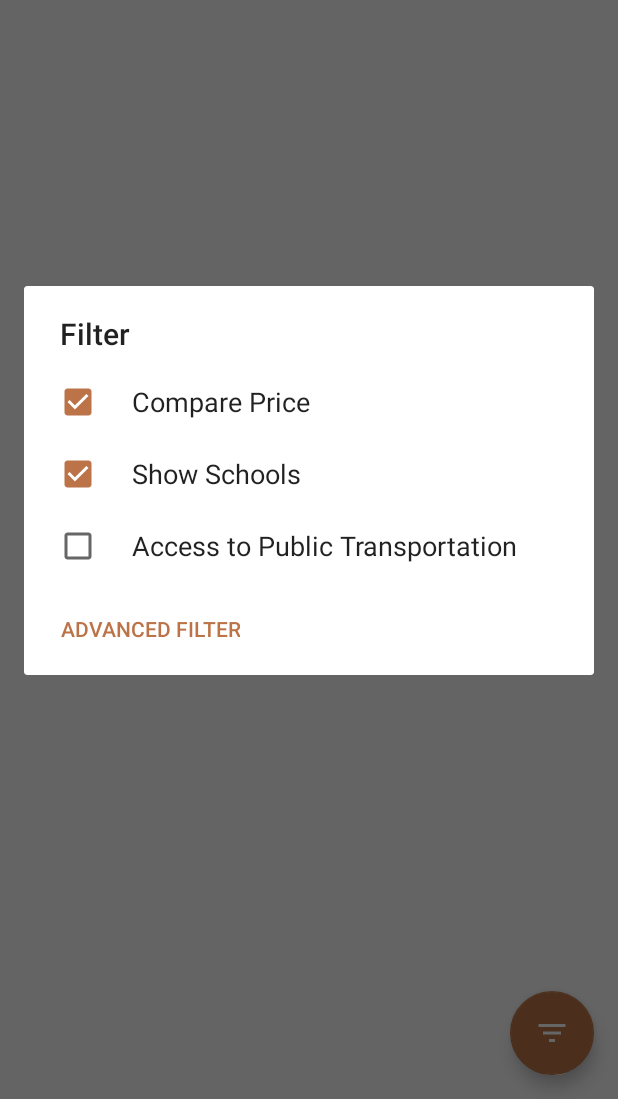
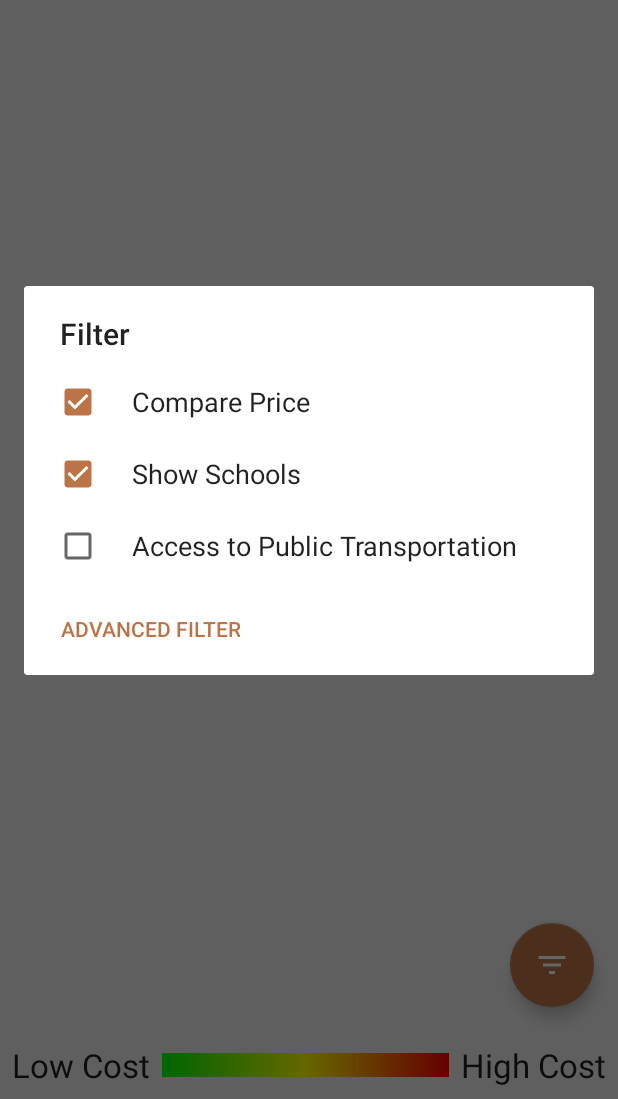
Before and after one commit to gipritchard/CLTHackathon2018, an Android app: the screen it shows after launch (HeatMapActivity), after a tap on an icon or button, on a phone screen of 412 x 824 dp, the part 137-1236 px from its top. Run offline under Robolectric (Android 15) with nearby library versions, the light colour scheme and no system bars; our stand-ins replace ButterKnife; libraries missing offline, so code that uses them is left out: com.crashlytics.android, com.facebook.stetho, com.google.maps.android, io.fabric.sdk, io.realm; 5 statements that could not run were skipped.

Commit message:
heatmap bottom legend

```diff
--- /dev/null
+++ b/app/src/main/res/drawable/gradient.xml
@@ -0,0 +1,11 @@
+<?xml version="1.0" encoding="utf-8"?>
+<shape xmlns:android="http://schemas.android.com/apk/res/android">
+    <gradient
+        android:angle="0"
+        android:startColor="#0f0"
+        android:centerColor="#ff0"
+        android:endColor="#f00" />
+
+    <size android:height="16dp" />
+
+</shape>
--- a/app/src/main/res/layout/activity_heatmap.xml
+++ b/app/src/main/res/layout/activity_heatmap.xml
@@ -3,6 +3,7 @@
     xmlns:android="http://schemas.android.com/apk/res/android"
     xmlns:app="http://schemas.android.com/apk/res-auto"
     xmlns:tools="http://schemas.android.com/tools"
+    android:background="#efefef"
     android:layout_width="match_parent"
     android:layout_height="match_parent">
 
@@ -14,7 +15,8 @@
         app:layout_constraintTop_toTopOf="parent"
         app:layout_constraintLeft_toLeftOf="parent"
         app:layout_constraintRight_toRightOf="parent"
-        app:layout_constraintBottom_toBottomOf="parent"
+        app:layout_constraintBottom_toTopOf="@+id/legendTitle"
+        app:layout_constraintVertical_chainStyle="spread_inside"
         />
 
     <android.support.design.widget.FloatingActionButton
@@ -25,6 +27,45 @@
         android:src="@drawable/ic_filter_list"
         android:onClick="showFilterMenu"
         app:layout_constraintRight_toRightOf="parent"
-        app:layout_constraintBottom_toBottomOf="parent"/>
+        app:layout_constraintBottom_toTopOf="@+id/legendTitle"
+        />
+
+
+    <TextView
+        android:id="@+id/legendTitle"
+        android:text="Low Cost"
+        android:layout_width="wrap_content"
+        android:layout_height="wrap_content"
+        android:textAppearance="?android:attr/textAppearanceLarge"
+        app:layout_constraintTop_toBottomOf="@+id/mapfragment"
+        app:layout_constraintLeft_toLeftOf="parent"
+        app:layout_constraintBottom_toBottomOf="parent"
+        android:padding="@dimen/legend_padding"
+        />
+
+    <ImageView
+        android:layout_width="0dp"
+        android:layout_height="wrap_content"
+        android:src="@drawable/gradient"
+        app:layout_constraintTop_toTopOf="@+id/legendTitle"
+        app:layout_constraintLeft_toRightOf="@+id/legendTitle"
+        app:layout_constraintBottom_toBottomOf="@id/legendTitle"
+        app:layout_constraintRight_toLeftOf="@+id/highcost"
+        />
+
+    <TextView
+        android:id="@+id/highcost"
+        android:text="High Cost"
+        android:layout_width="wrap_content"
+        android:layout_height="wrap_content"
+        android:textAppearance="?android:attr/textAppearanceLarge"
+        app:layout_constraintTop_toBottomOf="@+id/mapfragment"
+        app:layout_constraintRight_toRightOf="parent"
+        app:layout_constraintBottom_toBottomOf="parent"
+        android:padding="@dimen/legend_padding"
+        />
+
+
+
 
 </android.support.constraint.ConstraintLayout>
--- a/app/src/main/res/values/dimens.xml
+++ b/app/src/main/res/values/dimens.xml
@@ -1,4 +1,5 @@
 <?xml version="1.0" encoding="utf-8"?>
 <resources>
     <dimen name="global_padding">16dp</dimen>
+    <dimen name="legend_padding">8dp</dimen>
 </resources>
```
